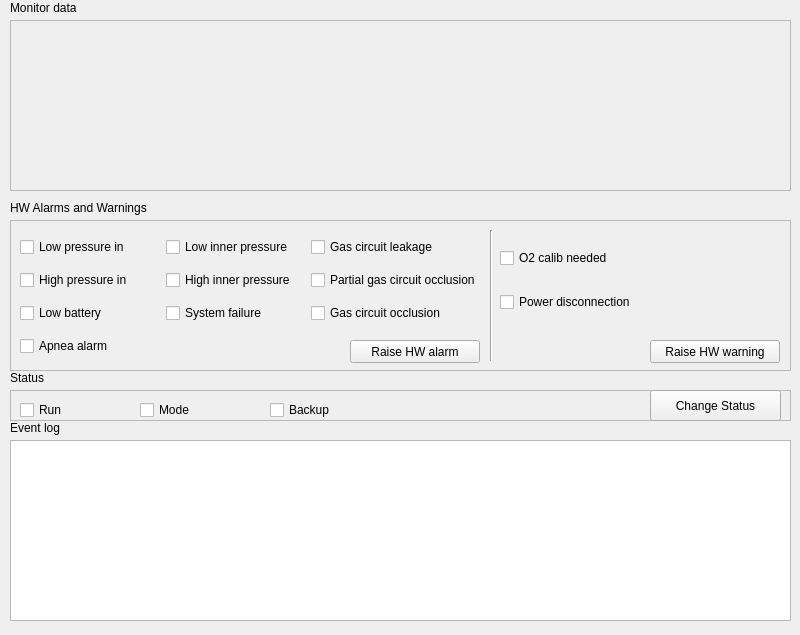
Old version of the form gui/communication/fakeesp32.ui in the repository fmselab/mvm-gui.
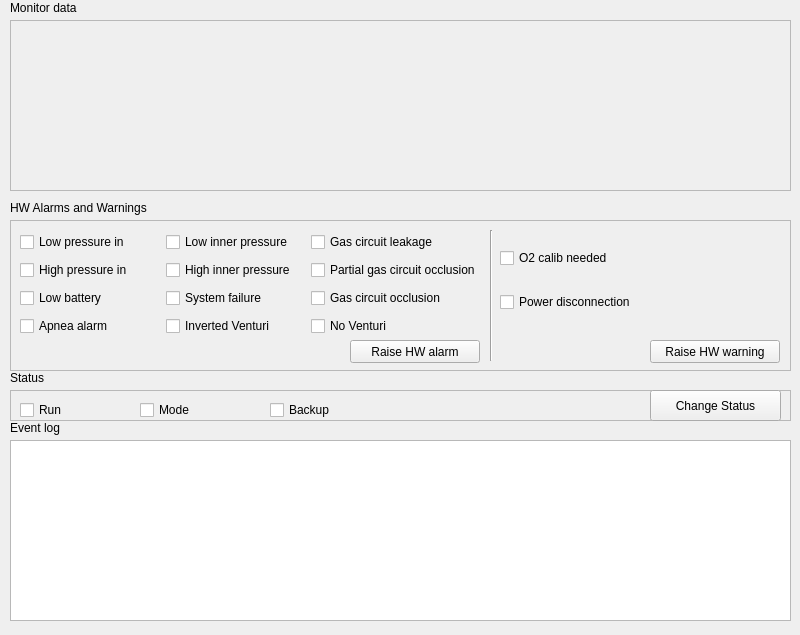
New version of the form.

```diff
--- a/gui/communication/fakeesp32.ui
+++ b/gui/communication/fakeesp32.ui
@@ -35,7 +35,7 @@
        <x>10</x>
        <y>10</y>
        <width>461</width>
-       <height>133</height>
+       <height>111</height>
       </rect>
      </property>
      <layout class="QGridLayout" name="gridLayout">
@@ -109,6 +109,20 @@
         </property>
        </widget>
       </item>
+      <item row="4" column="1">
+       <widget class="QCheckBox" name="inverted_venturi_alarm">
+        <property name="text">
+         <string>Inverted Venturi</string>
+        </property>
+       </widget>
+      </item>
+      <item row="4" column="2">
+       <widget class="QCheckBox" name="no_venturi_alarm">
+        <property name="text">
+         <string>No Venturi</string>
+        </property>
+       </widget>
+      </item>
      </layout>
     </widget>
     <widget class="QWidget" name="gridLayoutWidget_2">
```
